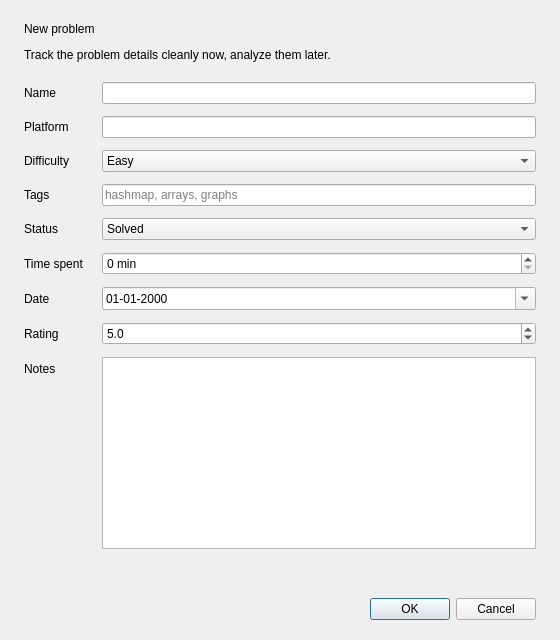
Qt form qt_app/src/AddProblemDialog.ui (PopoviciGabriel/AlgoTrack) before a commit.
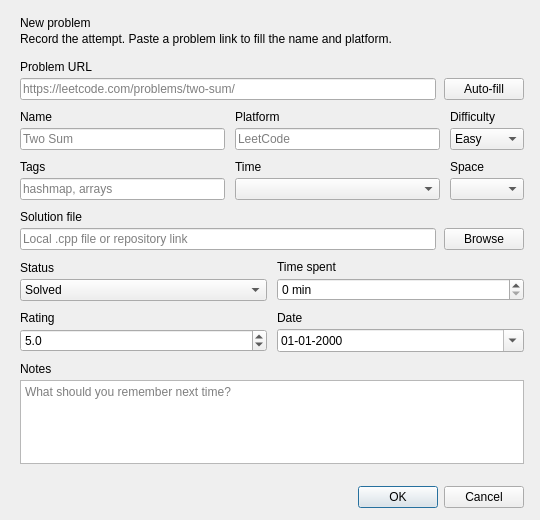
The same form after that commit.

Diff of the .ui file:
```diff
--- a/qt_app/src/AddProblemDialog.ui
+++ b/qt_app/src/AddProblemDialog.ui
@@ -6,14 +6,14 @@
    <rect>
     <x>0</x>
     <y>0</y>
-    <width>560</width>
-    <height>640</height>
+    <width>540</width>
+    <height>520</height>
    </rect>
   </property>
   <property name="minimumSize">
    <size>
-    <width>500</width>
-    <height>560</height>
+    <width>480</width>
+    <height>420</height>
    </size>
   </property>
   <property name="windowTitle">
@@ -21,20 +21,38 @@
   </property>
   <layout class="QVBoxLayout" name="verticalLayout">
    <property name="spacing">
-    <number>12</number>
+    <number>0</number>
    </property>
    <property name="leftMargin">
-    <number>24</number>
+    <number>0</number>
    </property>
    <property name="topMargin">
-    <number>22</number>
+    <number>0</number>
    </property>
    <property name="rightMargin">
-    <number>24</number>
+    <number>0</number>
    </property>
    <property name="bottomMargin">
+    <number>0</number>
+   </property>
+   <item>
+    <widget class="QWidget" name="dialogHeader">
+     <layout class="QVBoxLayout" name="headerLayout">
+      <property name="spacing">
+       <number>2</number>
+      </property>
+      <property name="leftMargin">
     <number>20</number>
    </property>
+      <property name="topMargin">
+       <number>16</number>
+      </property>
+      <property name="rightMargin">
+       <number>20</number>
+      </property>
+      <property name="bottomMargin">
+       <number>10</number>
+      </property>
    <item>
     <widget class="QLabel" name="dialogTitle">
      <property name="text">
@@ -44,63 +62,153 @@
    </item>
    <item>
     <widget class="QLabel" name="dialogSubtitle">
+        <property name="wordWrap">
+         <bool>true</bool>
+        </property>
      <property name="text">
-      <string>Track the problem details cleanly now, analyze them later.</string>
+         <string>Record the attempt. Paste a problem link to fill the name and platform.</string>
      </property>
     </widget>
    </item>
+     </layout>
+    </widget>
+   </item>
    <item>
-    <spacer name="verticalSpacer_top">
-     <property name="orientation">
-      <enum>Qt::Vertical</enum>
+    <widget class="QScrollArea" name="formScroll">
+     <property name="widgetResizable">
+      <bool>true</bool>
      </property>
-     <property name="sizeType">
-      <enum>QSizePolicy::Fixed</enum>
+     <property name="frameShape">
+      <enum>QFrame::NoFrame</enum>
      </property>
-     <property name="sizeHint">
-      <size>
-       <width>20</width>
-       <height>8</height>
-      </size>
+     <property name="horizontalScrollBarPolicy">
+      <enum>Qt::ScrollBarAlwaysOff</enum>
      </property>
-    </spacer>
-   </item>
-   <item>
-    <layout class="QFormLayout" name="formLayout">
+     <property name="verticalScrollBarPolicy">
+      <enum>Qt::ScrollBarAsNeeded</enum>
+     </property>
+     <property name="sizePolicy">
+      <sizepolicy hsizetype="Preferred" vsizetype="Expanding">
+       <horstretch>0</horstretch>
+       <verstretch>1</verstretch>
+      </sizepolicy>
+     </property>
+     <widget class="QFrame" name="formCard">
+      <property name="frameShape">
+       <enum>QFrame::NoFrame</enum>
+      </property>
+      <layout class="QGridLayout" name="formGrid">
      <property name="horizontalSpacing">
-      <number>18</number>
+        <number>10</number>
      </property>
      <property name="verticalSpacing">
+        <number>10</number>
+       </property>
+       <property name="leftMargin">
+        <number>20</number>
+       </property>
+       <property name="topMargin">
+        <number>4</number>
+       </property>
+       <property name="rightMargin">
+        <number>16</number>
+       </property>
+       <property name="bottomMargin">
       <number>12</number>
      </property>
-     <item row="0" column="0">
+       <item row="0" column="0" colspan="3">
+        <layout class="QVBoxLayout" name="urlColumn">
+         <property name="spacing">
+          <number>4</number>
+         </property>
+         <item>
+          <widget class="QLabel" name="labelUrl">
+           <property name="text">
+            <string>Problem URL</string>
+           </property>
+          </widget>
+         </item>
+         <item>
+          <layout class="QHBoxLayout" name="urlRow">
+           <property name="spacing">
+            <number>8</number>
+           </property>
+           <item>
+            <widget class="QLineEdit" name="urlEdit">
+             <property name="placeholderText">
+              <string>https://leetcode.com/problems/two-sum/</string>
+             </property>
+            </widget>
+           </item>
+           <item>
+            <widget class="QPushButton" name="autoFillButton">
+             <property name="text">
+              <string>Auto-fill</string>
+             </property>
+             <property name="toolTip">
+              <string>Fill name and platform from the problem link</string>
+             </property>
+            </widget>
+           </item>
+          </layout>
+         </item>
+        </layout>
+       </item>
+       <item row="1" column="0">
+        <layout class="QVBoxLayout" name="nameColumn">
+         <property name="spacing">
+          <number>4</number>
+         </property>
+         <item>
       <widget class="QLabel" name="labelName">
        <property name="text">
         <string>Name</string>
        </property>
       </widget>
      </item>
-     <item row="0" column="1">
-      <widget class="QLineEdit" name="nameEdit"/>
-     </item>
-     <item row="1" column="0">
+         <item>
+          <widget class="QLineEdit" name="nameEdit">
+           <property name="placeholderText">
+            <string>Two Sum</string>
+           </property>
+          </widget>
+         </item>
+        </layout>
+       </item>
+       <item row="1" column="1">
+        <layout class="QVBoxLayout" name="platformColumn">
+         <property name="spacing">
+          <number>4</number>
+         </property>
+         <item>
       <widget class="QLabel" name="labelPlatform">
        <property name="text">
         <string>Platform</string>
        </property>
       </widget>
      </item>
-     <item row="1" column="1">
-      <widget class="QLineEdit" name="platformEdit"/>
-     </item>
-     <item row="2" column="0">
+         <item>
+          <widget class="QLineEdit" name="platformEdit">
+           <property name="placeholderText">
+            <string>LeetCode</string>
+           </property>
+          </widget>
+         </item>
+        </layout>
+       </item>
+       <item row="1" column="2">
+        <layout class="QVBoxLayout" name="difficultyColumn">
+         <property name="spacing">
+          <number>4</number>
+         </property>
+         <item>
       <widget class="QLabel" name="labelDifficulty">
        <property name="text">
         <string>Difficulty</string>
        </property>
       </widget>
      </item>
-     <item row="2" column="1">
+         <item>
       <widget class="QComboBox" name="difficultyCombo">
        <item>
         <property name="text">
@@ -119,28 +227,133 @@
        </item>
       </widget>
      </item>
-     <item row="3" column="0">
+        </layout>
+       </item>
+       <item row="2" column="0">
+        <layout class="QVBoxLayout" name="tagsColumn">
+         <property name="spacing">
+          <number>4</number>
+         </property>
+         <item>
       <widget class="QLabel" name="labelTags">
        <property name="text">
         <string>Tags</string>
        </property>
       </widget>
      </item>
-     <item row="3" column="1">
+         <item>
       <widget class="QLineEdit" name="tagsEdit">
        <property name="placeholderText">
-        <string>hashmap, arrays, graphs</string>
+            <string>hashmap, arrays</string>
        </property>
       </widget>
      </item>
-     <item row="4" column="0">
+        </layout>
+       </item>
+       <item row="2" column="1">
+        <layout class="QVBoxLayout" name="timeComplexityColumn">
+         <property name="spacing">
+          <number>4</number>
+         </property>
+         <item>
+          <widget class="QLabel" name="labelTimeComplexity">
+           <property name="text">
+            <string>Time</string>
+           </property>
+           <property name="toolTip">
+            <string>Time complexity</string>
+           </property>
+          </widget>
+         </item>
+         <item>
+          <widget class="QComboBox" name="timeComplexityCombo">
+           <property name="toolTip">
+            <string>Time complexity</string>
+           </property>
+          </widget>
+         </item>
+        </layout>
+       </item>
+       <item row="2" column="2">
+        <layout class="QVBoxLayout" name="spaceComplexityColumn">
+         <property name="spacing">
+          <number>4</number>
+         </property>
+         <item>
+          <widget class="QLabel" name="labelSpaceComplexity">
+           <property name="text">
+            <string>Space</string>
+           </property>
+           <property name="toolTip">
+            <string>Space complexity</string>
+           </property>
+          </widget>
+         </item>
+         <item>
+          <widget class="QComboBox" name="spaceComplexityCombo">
+           <property name="toolTip">
+            <string>Space complexity</string>
+           </property>
+          </widget>
+         </item>
+        </layout>
+       </item>
+       <item row="3" column="0" colspan="3">
+        <layout class="QVBoxLayout" name="solutionColumn">
+         <property name="spacing">
+          <number>4</number>
+         </property>
+         <item>
+          <widget class="QLabel" name="labelSolution">
+           <property name="text">
+            <string>Solution file</string>
+           </property>
+          </widget>
+         </item>
+         <item>
+          <layout class="QHBoxLayout" name="solutionRow">
+           <property name="spacing">
+            <number>8</number>
+           </property>
+           <item>
+            <widget class="QLineEdit" name="solutionEdit">
+             <property name="placeholderText">
+              <string>Local .cpp file or repository link</string>
+             </property>
+            </widget>
+           </item>
+           <item>
+            <widget class="QPushButton" name="browseSolutionButton">
+             <property name="text">
+              <string>Browse</string>
+             </property>
+            </widget>
+           </item>
+          </layout>
+         </item>
+        </layout>
+       </item>
+       <item row="4" column="0" colspan="3">
+        <layout class="QGridLayout" name="sessionGrid">
+         <property name="horizontalSpacing">
+          <number>10</number>
+         </property>
+         <property name="verticalSpacing">
+          <number>10</number>
+         </property>
+         <item row="0" column="0">
+          <layout class="QVBoxLayout" name="statusColumn">
+           <property name="spacing">
+            <number>4</number>
+           </property>
+           <item>
       <widget class="QLabel" name="labelStatus">
        <property name="text">
         <string>Status</string>
        </property>
       </widget>
      </item>
-     <item row="4" column="1">
+           <item>
       <widget class="QComboBox" name="statusCombo">
        <item>
         <property name="text">
@@ -159,14 +372,21 @@
        </item>
       </widget>
      </item>
-     <item row="5" column="0">
+          </layout>
+         </item>
+         <item row="0" column="1">
+          <layout class="QVBoxLayout" name="timeColumn">
+           <property name="spacing">
+            <number>4</number>
+           </property>
+           <item>
       <widget class="QLabel" name="labelTime">
        <property name="text">
         <string>Time spent</string>
        </property>
       </widget>
      </item>
-     <item row="5" column="1">
+           <item>
       <widget class="QSpinBox" name="timeSpin">
        <property name="suffix">
         <string> min</string>
@@ -176,77 +396,141 @@
        </property>
       </widget>
      </item>
-     <item row="6" column="0">
-      <widget class="QLabel" name="labelDate">
-       <property name="text">
-        <string>Date</string>
-       </property>
-      </widget>
-     </item>
-     <item row="6" column="1">
-      <widget class="QDateEdit" name="dateEdit">
-       <property name="displayFormat">
-        <string>dd-MM-yyyy</string>
-       </property>
-       <property name="calendarPopup">
-        <bool>true</bool>
-       </property>
-      </widget>
-     </item>
-     <item row="7" column="0">
+          </layout>
+         </item>
+         <item row="1" column="0">
+          <layout class="QVBoxLayout" name="ratingColumn">
+           <property name="spacing">
+            <number>4</number>
+           </property>
+           <item>
       <widget class="QLabel" name="labelRating">
        <property name="text">
         <string>Rating</string>
        </property>
       </widget>
      </item>
-     <item row="7" column="1">
+           <item>
       <widget class="QDoubleSpinBox" name="ratingSpin">
        <property name="decimals">
         <number>1</number>
        </property>
        <property name="minimum">
-        <double>1.0</double>
+              <double>1.000000000000000</double>
        </property>
        <property name="maximum">
-        <double>10.0</double>
+              <double>10.000000000000000</double>
        </property>
        <property name="singleStep">
         <double>0.5</double>
        </property>
        <property name="value">
-        <double>5.0</double>
+              <double>5.000000000000000</double>
        </property>
       </widget>
      </item>
-     <item row="8" column="0">
+          </layout>
+         </item>
+         <item row="1" column="1">
+          <layout class="QVBoxLayout" name="dateColumn">
+           <property name="spacing">
+            <number>4</number>
+           </property>
+           <item>
+            <widget class="QLabel" name="labelDate">
+             <property name="text">
+              <string>Date</string>
+             </property>
+            </widget>
+           </item>
+           <item>
+            <widget class="QDateEdit" name="dateEdit">
+             <property name="displayFormat">
+              <string>dd-MM-yyyy</string>
+             </property>
+             <property name="calendarPopup">
+              <bool>true</bool>
+             </property>
+            </widget>
+           </item>
+          </layout>
+         </item>
+        </layout>
+       </item>
+       <item row="5" column="0" colspan="3">
+        <layout class="QVBoxLayout" name="notesColumn">
+         <property name="spacing">
+          <number>4</number>
+         </property>
+         <item>
       <widget class="QLabel" name="labelNotes">
        <property name="text">
         <string>Notes</string>
        </property>
       </widget>
      </item>
-     <item row="8" column="1">
+         <item>
       <widget class="QPlainTextEdit" name="notesEdit">
-       <property name="minimumSize">
+           <property name="placeholderText">
+            <string>What should you remember next time?</string>
+           </property>
+           <property name="maximumSize">
         <size>
-         <width>0</width>
-         <height>110</height>
+             <width>16777215</width>
+             <height>85</height>
         </size>
        </property>
       </widget>
      </item>
     </layout>
    </item>
-   <item>
-    <spacer name="verticalSpacer_bottom">
+       <item row="6" column="0" colspan="3">
+        <spacer name="formTail">
      <property name="orientation">
       <enum>Qt::Vertical</enum>
      </property>
-     <property name="sizeHint">
+         <property name="sizeHint" stdset="0">
       <size>
-       <width>20</width>
-       <height>8</height>
+           <width>0</width>
+           <height>0</height>
+          </size>
+         </property>
+        </spacer>
+       </item>
+      </layout>
+     </widget>
+    </widget>
+   </item>
+   <item>
+    <widget class="QFrame" name="dialogFooter">
+     <property name="frameShape">
+      <enum>QFrame::NoFrame</enum>
+     </property>
+     <layout class="QHBoxLayout" name="footerLayout">
+      <property name="spacing">
+       <number>8</number>
+      </property>
+      <property name="leftMargin">
+       <number>16</number>
+      </property>
+      <property name="topMargin">
+       <number>10</number>
+      </property>
+      <property name="rightMargin">
+       <number>16</number>
+      </property>
+      <property name="bottomMargin">
+       <number>12</number>
+      </property>
+      <item>
+       <spacer name="footerStretch">
+        <property name="orientation">
+         <enum>Qt::Horizontal</enum>
+        </property>
+        <property name="sizeHint" stdset="0">
+         <size>
+          <width>0</width>
+          <height>0</height>
       </size>
      </property>
     </spacer>
@@ -256,6 +540,9 @@
      <property name="standardButtons">
       <set>QDialogButtonBox::Cancel|QDialogButtonBox::Ok</set>
      </property>
+       </widget>
+      </item>
+     </layout>
     </widget>
    </item>
   </layout>
```
Left out of the diff: 4 changed lines with no effect on the pictures. Lines whose indentation alone changed are shown as unchanged.
